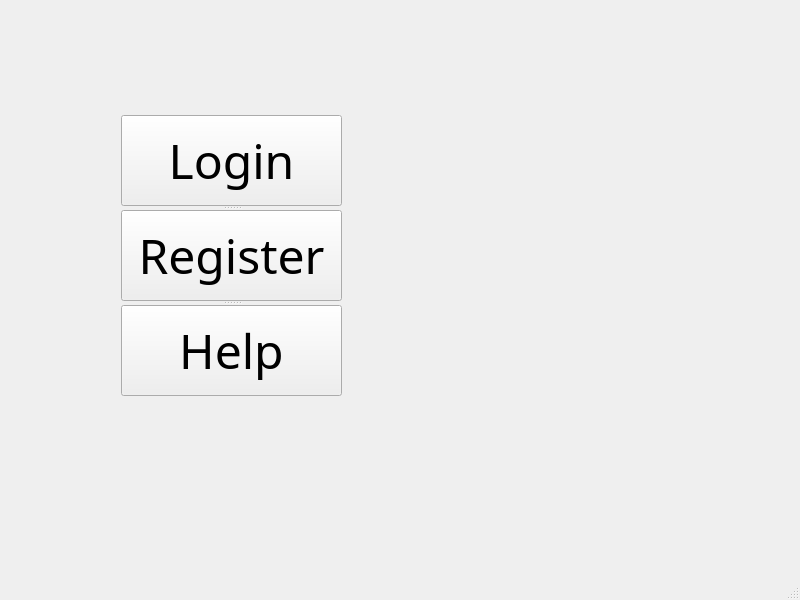
This is LibraryManagementSystem/guiapp.ui in jkxing/LibraryManagementSystem as Qt 5 draws it before an edit. The edited form follows.
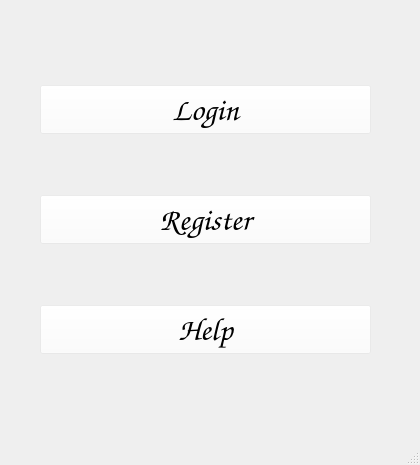
This is the edited form. Icons and pictures are not drawn.

```diff
--- a/LibraryManagementSystem/guiapp.ui
+++ b/LibraryManagementSystem/guiapp.ui
@@ -6,59 +6,80 @@
    <rect>
     <x>0</x>
     <y>0</y>
-    <width>800</width>
-    <height>600</height>
+    <width>420</width>
+    <height>465</height>
    </rect>
   </property>
   <property name="windowTitle">
-   <string>MainWindow</string>
+   <string>Welcome to Library</string>
+  </property>
+  <property name="windowIcon">
+   <iconset resource="res.qrc">
+    <normaloff>:/image/logo</normaloff>:/image/logo</iconset>
+  </property>
+  <property name="styleSheet">
+   <string notr="true"/>
   </property>
   <widget class="QWidget" name="centralwidget">
-   <widget class="QSplitter" name="splitter">
+   <widget class="QWidget" name="verticalLayoutWidget">
     <property name="geometry">
      <rect>
-      <x>121</x>
-      <y>115</y>
-      <width>221</width>
-      <height>281</height>
+      <x>40</x>
+      <y>30</y>
+      <width>331</width>
+      <height>381</height>
      </rect>
     </property>
-    <property name="orientation">
-     <enum>Qt::Vertical</enum>
-    </property>
+    <layout class="QVBoxLayout" name="verticalLayout_3">
+     <item>
     <widget class="QPushButton" name="Login">
      <property name="font">
       <font>
-       <family>Alfredo</family>
-       <pointsize>36</pointsize>
-      </font>
-     </property>
+         <family>Comic Sans MS</family>
+         <pointsize>24</pointsize>
+        </font>
+       </property>
+       <property name="styleSheet">
+        <string notr="true">background-color: rgba(255, 255, 255,50);</string>
+       </property>
      <property name="text">
       <string>Login</string>
      </property>
     </widget>
-    <widget class="QPushButton" name="Help">
-     <property name="font">
-      <font>
-       <family>Alfredo</family>
-       <pointsize>36</pointsize>
-      </font>
-     </property>
-     <property name="text">
-      <string>Register</string>
-     </property>
-    </widget>
+     </item>
+     <item>
     <widget class="QPushButton" name="Register">
      <property name="font">
       <font>
-       <family>Alfredo</family>
-       <pointsize>36</pointsize>
-      </font>
+         <family>Comic Sans MS</family>
+         <pointsize>24</pointsize>
+        </font>
+       </property>
+       <property name="styleSheet">
+        <string notr="true">background-color: rgba(255, 255, 255,50);</string>
+       </property>
+       <property name="text">
+        <string>Register</string>
+       </property>
+      </widget>
+     </item>
+     <item>
+      <widget class="QPushButton" name="Help">
+       <property name="font">
+        <font>
+         <family>Comic Sans MS</family>
+         <pointsize>24</pointsize>
+        </font>
+       </property>
+       <property name="styleSheet">
+        <string notr="true">background-color: rgba(255, 255, 255,50);</string>
      </property>
      <property name="text">
       <string>Help</string>
      </property>
     </widget>
+     </item>
+    </layout>
    </widget>
   </widget>
   <widget class="QMenuBar" name="menubar">
```
Left out of the diff: 6 changed lines with no effect on the pictures. Lines whose indentation alone changed are shown as unchanged.
